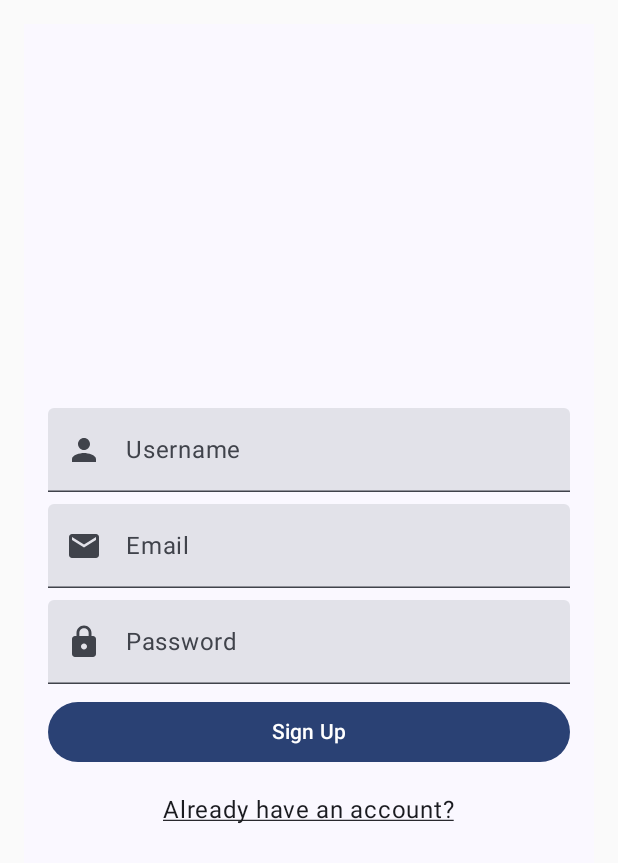
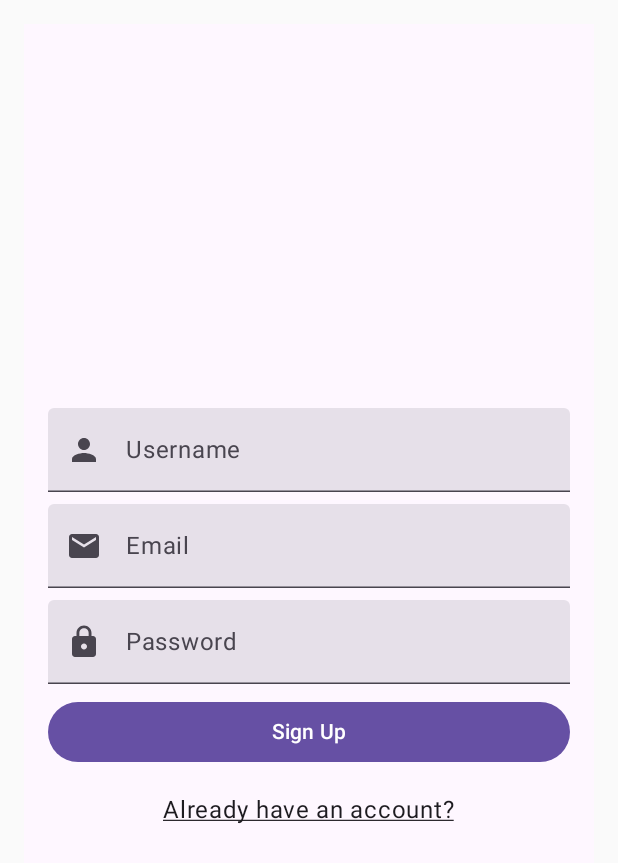
Before and after one commit to vanessatan157/mobsec, an Android app built with Jetpack Compose: the screen it shows after launch (MainActivity), after a tap on "Sign Up", on a phone screen of 412 x 824 dp. Shown: the top 863 px of the screen. Run offline under Robolectric (Android 15) with nearby library versions, the phone set to English and light mode, and no system bars.

Commit message:
Signup Screen

```diff
--- a/app/src/main/java/com/example/myapplication/LoginScreen.kt
+++ b/app/src/main/java/com/example/myapplication/LoginScreen.kt
@@ -22,6 +22,7 @@ import androidx.compose.ui.text.SpanStyle
 import androidx.compose.ui.text.buildAnnotatedString
 import androidx.compose.ui.text.input.KeyboardType
 import androidx.compose.ui.text.input.PasswordVisualTransformation
+import androidx.compose.ui.text.style.TextAlign
 import androidx.compose.ui.text.style.TextDecoration
 import androidx.compose.ui.text.withStyle
 import androidx.compose.ui.tooling.preview.Preview
@@ -91,6 +92,9 @@ fun LoginScreen(navController: NavController) {
                         // Navigate to the login screen
                         navController.navigate("signup")
                     }
+                    .fillMaxWidth(), // Fill the width of the parent
+                // Center the text horizontally and vertically
+                textAlign = TextAlign.Center
             )
         }
     }
--- a/app/src/main/java/com/example/myapplication/ui/theme/Theme.kt
+++ b/app/src/main/java/com/example/myapplication/ui/theme/Theme.kt
@@ -41,7 +41,7 @@ private val LightColorScheme = lightColorScheme(
 fun MyApplicationTheme(
     darkTheme: Boolean = isSystemInDarkTheme(),
     // Dynamic color is available on Android 12+
-    dynamicColor: Boolean = true,
+    dynamicColor: Boolean = false,
     content: @Composable () -> Unit
 ) {
     val colorScheme = when {
```
